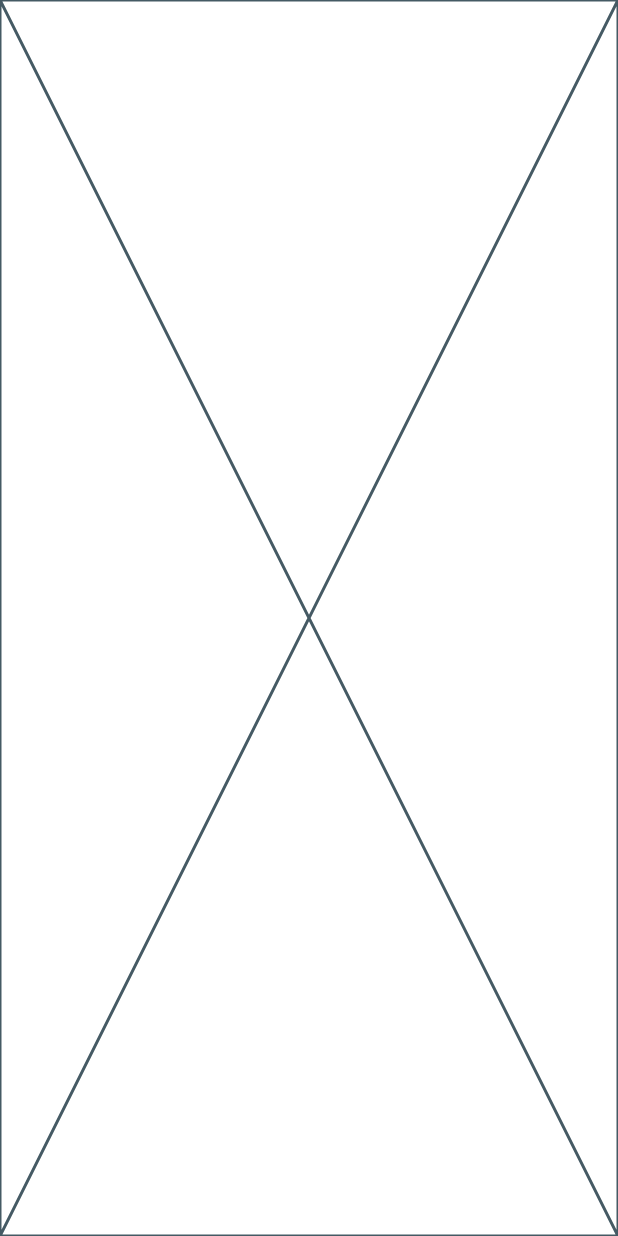
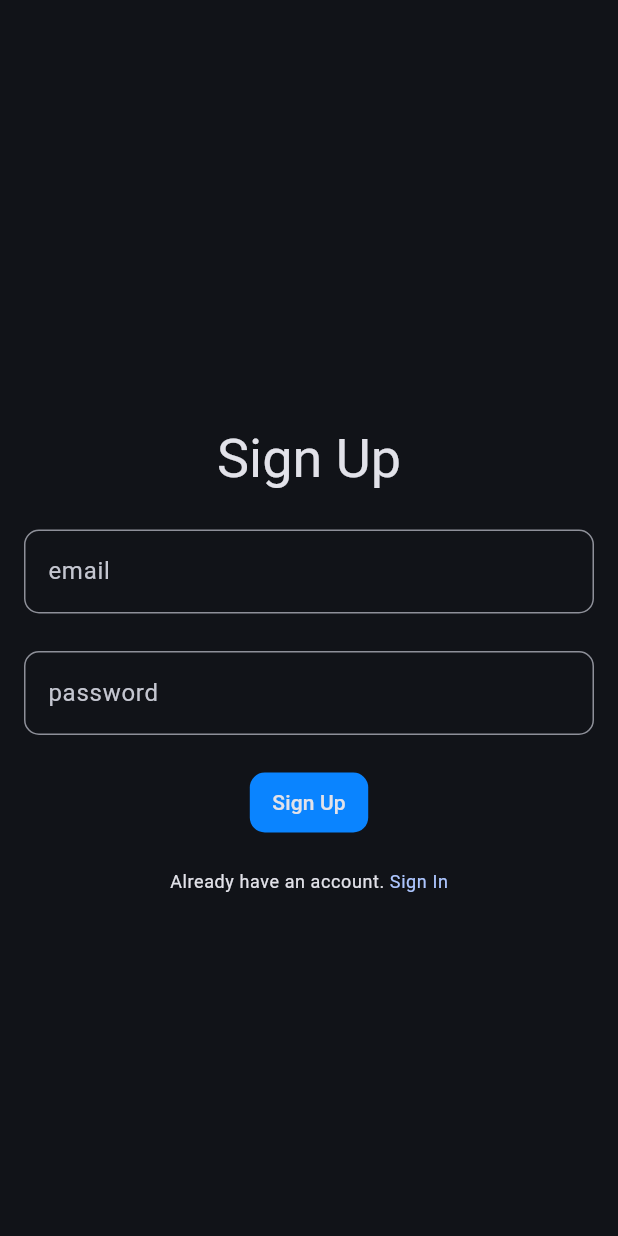
Before and after one commit to prathameshkhade/authapp, a Flutter app: the screen it shows after launch, on a phone screen of 412 x 824 dp. Run offline on Flutter 3.47's test engine with Material 3 defaults, Android fonts, the phone set to English and light mode, and no system bars; our stand-ins replace fpdart; Roboto replaces fonts that are missing (JetBrainsMonoNerd).

Commit message:
add: sign up screen

```diff
--- a/lib/core/common/error_widget.dart
+++ b/lib/core/common/error_widget.dart
@@ -1,4 +1,4 @@
-import 'package:authapp/core/errors/Failure.dart';
+import 'package:authapp/core/errors/failure.dart';
 import 'package:flutter/cupertino.dart';
 import 'package:flutter/material.dart';
 
--- /dev/null
+++ b/lib/core/config/theme.dart
@@ -0,0 +1,18 @@
+import 'package:flutter/cupertino.dart';
+import 'package:flutter/material.dart';
+
+final darkTheme = ThemeData(
+    fontFamily: 'JetBrainsMonoNerd',
+    useMaterial3: true,
+    brightness: Brightness.dark,
+    colorScheme: ColorScheme.fromSeed(
+        seedColor: CupertinoColors.systemBlue,
+        brightness: Brightness.dark
+    ),
+
+    inputDecorationTheme: InputDecorationTheme(
+      border: OutlineInputBorder(
+          borderRadius: BorderRadius.circular(10),
+      )
+    ),
+);
--- a/lib/core/usecase/usecase.dart
+++ b/lib/core/usecase/usecase.dart
@@ -1,5 +1,5 @@
 import 'package:fpdart/fpdart.dart';
-import '../errors/Failure.dart';
+import '../errors/failure.dart';
 
 abstract interface class UseCase<SuccessType, Params> {
   Future<Either<Failure, SuccessType>> call(Params params);
--- a/lib/features/auth/presentation/screens/auth_screen.dart
+++ /dev/null
@@ -1,15 +0,0 @@
-import 'package:flutter/material.dart';
-
-class AuthScreen extends StatefulWidget {
-  const AuthScreen({super.key});
-
-  @override
-  State<AuthScreen> createState() => _AuthScreenState();
-}
-
-class _AuthScreenState extends State<AuthScreen> {
-  @override
-  Widget build(BuildContext context) {
-    return const Placeholder();
-  }
-}
--- /dev/null
+++ b/lib/features/auth/presentation/screens/signup_screen.dart
@@ -0,0 +1,77 @@
+import 'package:authapp/features/auth/presentation/screens/widgets/auth_button.dart';
+import 'package:authapp/features/auth/presentation/screens/widgets/auth_field.dart';
+import 'package:flutter/material.dart';
+
+class SignupScreen extends StatefulWidget {
+  const SignupScreen({super.key});
+
+  @override
+  State<SignupScreen> createState() => _SignupScreenState();
+}
+
+class _SignupScreenState extends State<SignupScreen> {
+  final emailController = TextEditingController();
+  final passwordController = TextEditingController();
+
+  @override
+  void dispose() {
+    emailController.dispose();
+    passwordController.dispose();
+    super.dispose();
+  }
+
+  @override
+  Widget build(BuildContext context) {
+    final theme = Theme.of(context);
+    final formKey = GlobalKey<FormState>();
+
+    return Scaffold(
+      appBar: AppBar(),
+      body: SafeArea(
+        child: Padding(
+          padding: const EdgeInsets.symmetric(horizontal: 16),
+          child: Form(
+            key: formKey,
+            child: Column(
+              mainAxisAlignment: MainAxisAlignment.center,
+              spacing: 25,
+              children: <Widget>[
+                // Title
+                Text('Sign Up', style: theme.textTheme.displaySmall),
+
+                // Email field
+                AuthField(label: 'email', controller: emailController),
+
+                // Password field
+                AuthField(label: 'password', controller: passwordController, isObsecureText: true,),
+
+                // Signup button
+                AuthButton(
+                  onPressed: () => {
+
+                  },
+                  child: Text('Sign Up', style: theme.textTheme.titleSmall),
+                ),
+
+                RichText(
+                  text: TextSpan(
+                    text: 'Already have an account. ',
+                    style: theme.textTheme.bodySmall,
+                    children: <TextSpan>[
+                      TextSpan(
+                        text: 'Sign In',
+                        style: theme.textTheme.bodySmall?.copyWith(
+                          color: theme.colorScheme.primary,
+                        ),
+                      ),
+                    ],
+                  ),
+                ),
+              ],
+            ),
+          ),
+        ),
+      ),
+    );
+  }
+}
--- /dev/null
+++ b/lib/features/auth/presentation/screens/widgets/auth_button.dart
@@ -0,0 +1,23 @@
+import 'package:flutter/cupertino.dart';
+
+class AuthButton extends StatelessWidget {
+  final VoidCallback onPressed;
+  final Widget child;
+
+  const AuthButton({
+    super.key,
+    required this.onPressed,
+    required this.child
+  });
+
+  @override
+  Widget build(BuildContext context) {
+    return CupertinoButton(
+      color: CupertinoColors.systemBlue,
+      sizeStyle: CupertinoButtonSize.medium,
+      borderRadius: BorderRadius.circular(10),
+      onPressed: onPressed,
+      child: child,
+    );
+  }
+}
--- /dev/null
+++ b/lib/features/auth/presentation/screens/widgets/auth_field.dart
@@ -0,0 +1,28 @@
+import 'package:flutter/material.dart';
+
+class AuthField extends StatelessWidget {
+  final String label;
+  final TextEditingController controller;
+  final bool isObsecureText;
+
+  const AuthField({
+    super.key,
+    required this.label,
+    required this.controller,
+    this.isObsecureText = false,
+  });
+
+  @override
+  Widget build(BuildContext context) {
+    return TextFormField(
+      obscureText: isObsecureText,
+      decoration: InputDecoration(
+        labelText: label,
+      ),
+      validator: (value) {
+        if (value!.isEmpty) return '$label is missing!';
+        return null;
+      }
+    );
+  }
+}
--- a/lib/main.dart
+++ b/lib/main.dart
@@ -1,7 +1,7 @@
-import 'package:flutter/cupertino.dart';
+import 'package:authapp/core/config/theme.dart';
+import 'package:authapp/features/auth/presentation/screens/signup_screen.dart';
 import 'package:flutter/material.dart';
 
-import 'features/auth/presentation/screens/auth_screen.dart';
 
 void main() {
   runApp(const AuthApp());
@@ -13,15 +13,12 @@ class AuthApp extends StatelessWidget {
   @override
   Widget build(BuildContext context) {
     return MaterialApp(
+      debugShowCheckedModeBanner: false,
       title: 'Authentication App',
-      theme: ThemeData(
-        useMaterial3: true,
-        brightness: Brightness.dark,
-        colorScheme: ColorScheme.fromSeed(seedColor: CupertinoColors.systemBlue),
-      ),
+      darkTheme: darkTheme,
       themeMode: ThemeMode.dark,
 
-      home: const AuthScreen(),
+      home: const SignupScreen(),
     );
   }
 }
```
Also changed, not shown: lib/core/errors/failure.dart (renamed from lib/core/errors/Failure.dart), 2 other files.
